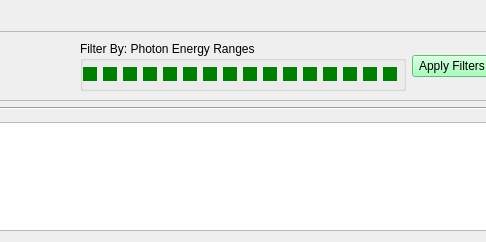
This is preemptive_requests.ui in pcdshub/pmps-ui as Qt 5 draws it before an edit; both pictures show x 392 to 878 and y 0 to 242 of the 1013 by 242 pixel window. The edited form follows.
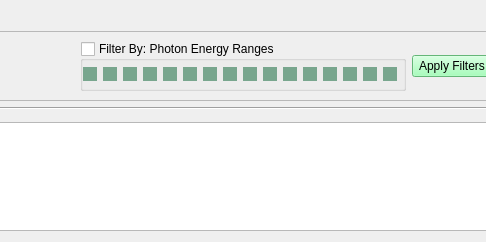
This is the edited form. Custom widgets are drawn as their Qt base class.

Commit message: MNT: check option for filter by range

```diff
--- a/preemptive_requests.ui
+++ b/preemptive_requests.ui
@@ -206,7 +206,7 @@
          <string>Filter By: Photon Energy Ranges</string>
         </property>
         <property name="checkable">
-         <bool>false</bool>
+         <bool>true</bool>
         </property>
         <property name="checked">
          <bool>false</bool>
@@ -230,12 +230,16 @@
          <item>
           <widget class="QCheckBox" name="filter_cb_bit15">
            <property name="enabled">
-            <bool>true</bool>
+            <bool>false</bool>
            </property>
            <property name="styleSheet">
             <string notr="true">QCheckBox::indicator:unchecked {background-color: rgb(180, 180, 180); }
 
-QCheckBox::indicator::checked {background-color: green;}</string>
+QCheckBox::indicator:checked {background-color: green;}
+
+QCheckBox::indicator:checked:disabled {background-color: rgb(120, 166, 142);}
+
+QCheckBox::indicator:unchecked:disabled {background-color: rgb(224, 224, 224);}</string>
            </property>
            <property name="text">
             <string/>
@@ -254,12 +258,16 @@
          <item>
           <widget class="QCheckBox" name="filter_cb_bit14">
            <property name="enabled">
-            <bool>true</bool>
+            <bool>false</bool>
            </property>
            <property name="styleSheet">
             <string notr="true">QCheckBox::indicator:unchecked {background-color: rgb(180, 180, 180); }
 
-QCheckBox::indicator::checked {background-color: green;}</string>
+QCheckBox::indicator::checked {background-color: green;}
+
+QCheckBox::indicator:checked:disabled {background-color: rgb(120, 166, 142);}
+
+QCheckBox::indicator:unchecked:disabled {background-color: rgb(224, 224, 224);}</string>
            </property>
            <property name="text">
             <string/>
@@ -278,12 +286,16 @@
          <item>
           <widget class="QCheckBox" name="filter_cb_bit13">
            <property name="enabled">
-            <bool>true</bool>
+            <bool>false</bool>
            </property>
            <property name="styleSheet">
             <string notr="true">QCheckBox::indicator:unchecked {background-color: rgb(180, 180, 180); }
 
-QCheckBox::indicator::checked {background-color: green;}</string>
+QCheckBox::indicator::checked {background-color: green;}
+
+QCheckBox::indicator:checked:disabled {background-color: rgb(120, 166, 142);}
+
+QCheckBox::indicator:unchecked:disabled {background-color: rgb(224, 224, 224);}</string>
            </property>
            <property name="text">
             <string/>
@@ -302,12 +314,16 @@
          <item>
           <widget class="QCheckBox" name="filter_cb_bit12">
            <property name="enabled">
-            <bool>true</bool>
+            <bool>false</bool>
            </property>
            <property name="styleSheet">
             <string notr="true">QCheckBox::indicator:unchecked {background-color: rgb(180, 180, 180); }
 
-QCheckBox::indicator::checked {background-color: green;}</string>
+QCheckBox::indicator::checked {background-color: green;}
+
+QCheckBox::indicator:checked:disabled {background-color: rgb(120, 166, 142);}
+
+QCheckBox::indicator:unchecked:disabled {background-color: rgb(224, 224, 224);}</string>
            </property>
            <property name="text">
             <string/>
@@ -326,12 +342,16 @@
          <item>
           <widget class="QCheckBox" name="filter_cb_bit11">
            <property name="enabled">
-            <bool>true</bool>
+            <bool>false</bool>
            </property>
            <property name="styleSheet">
             <string notr="true">QCheckBox::indicator:unchecked {background-color: rgb(180, 180, 180); }
 
-QCheckBox::indicator::checked {background-color: green;}</string>
+QCheckBox::indicator::checked {background-color: green;}
+
+QCheckBox::indicator:checked:disabled {background-color: rgb(120, 166, 142);}
+
+QCheckBox::indicator:unchecked:disabled {background-color: rgb(224, 224, 224);}</string>
            </property>
            <property name="text">
             <string/>
@@ -350,12 +370,16 @@
          <item>
           <widget class="QCheckBox" name="filter_cb_bit10">
            <property name="enabled">
-            <bool>true</bool>
+            <bool>false</bool>
            </property>
            <property name="styleSheet">
             <string notr="true">QCheckBox::indicator:unchecked {background-color: rgb(180, 180, 180); }
 
-QCheckBox::indicator::checked {background-color: green;}</string>
+QCheckBox::indicator::checked {background-color: green;}
+
+QCheckBox::indicator:checked:disabled {background-color: rgb(120, 166, 142);}
+
+QCheckBox::indicator:unchecked:disabled {background-color: rgb(224, 224, 224);}</string>
            </property>
            <property name="text">
             <string/>
@@ -374,12 +398,16 @@
          <item>
           <widget class="QCheckBox" name="filter_cb_bit9">
            <property name="enabled">
-            <bool>true</bool>
+            <bool>false</bool>
            </property>
            <property name="styleSheet">
             <string notr="true">QCheckBox::indicator:unchecked {background-color: rgb(180, 180, 180); }
 
-QCheckBox::indicator::checked {background-color: green;}</string>
+QCheckBox::indicator::checked {background-color: green;}
+
+QCheckBox::indicator:checked:disabled {background-color: rgb(120, 166, 142);}
+
+QCheckBox::indicator:unchecked:disabled {background-color: rgb(224, 224, 224);}</string>
            </property>
            <property name="text">
             <string/>
@@ -398,12 +426,16 @@
          <item>
           <widget class="QCheckBox" name="filter_cb_bit8">
            <property name="enabled">
-            <bool>true</bool>
+            <bool>false</bool>
            </property>
            <property name="styleSheet">
             <string notr="true">QCheckBox::indicator:unchecked {background-color: rgb(180, 180, 180); }
 
-QCheckBox::indicator::checked {background-color: green;}</string>
+QCheckBox::indicator::checked {background-color: green;}
+
+QCheckBox::indicator:checked:disabled {background-color: rgb(120, 166, 142);}
+
+QCheckBox::indicator:unchecked:disabled {background-color: rgb(224, 224, 224);}</string>
            </property>
            <property name="text">
             <string/>
@@ -422,12 +454,16 @@
          <item>
           <widget class="QCheckBox" name="filter_cb_bit7">
            <property name="enabled">
-            <bool>true</bool>
+            <bool>false</bool>
            </property>
            <property name="styleSheet">
             <string notr="true">QCheckBox::indicator:unchecked {background-color: rgb(180, 180, 180); }
 
-QCheckBox::indicator::checked {background-color: green;}</string>
+QCheckBox::indicator::checked {background-color: green;}
+
+QCheckBox::indicator:checked:disabled {background-color: rgb(120, 166, 142);}
+
+QCheckBox::indicator:unchecked:disabled {background-color: rgb(224, 224, 224);}</string>
            </property>
            <property name="text">
             <string/>
@@ -446,12 +482,16 @@
          <item>
           <widget class="QCheckBox" name="filter_cb_bit6">
            <property name="enabled">
-            <bool>true</bool>
+            <bool>false</bool>
            </property>
            <property name="styleSheet">
             <string notr="true">QCheckBox::indicator:unchecked {background-color: rgb(180, 180, 180); }
 
-QCheckBox::indicator::checked {background-color: green;}</string>
+QCheckBox::indicator::checked {background-color: green;}
+
+QCheckBox::indicator:checked:disabled {background-color: rgb(120, 166, 142);}
+
+QCheckBox::indicator:unchecked:disabled {background-color: rgb(224, 224, 224);}</string>
            </property>
            <property name="text">
             <string/>
@@ -470,12 +510,16 @@
          <item>
           <widget class="QCheckBox" name="filter_cb_bit5">
            <property name="enabled">
-            <bool>true</bool>
+            <bool>false</bool>
            </property>
            <property name="styleSheet">
             <string notr="true">QCheckBox::indicator:unchecked {background-color: rgb(180, 180, 180); }
 
-QCheckBox::indicator::checked {background-color: green;}</string>
+QCheckBox::indicator::checked {background-color: green;}
+
+QCheckBox::indicator:checked:disabled {background-color: rgb(120, 166, 142);}
+
+QCheckBox::indicator:unchecked:disabled {background-color: rgb(224, 224, 224);}</string>
            </property>
            <property name="text">
             <string/>
@@ -494,12 +538,16 @@
          <item>
           <widget class="QCheckBox" name="filter_cb_bit4">
            <property name="enabled">
-            <bool>true</bool>
+            <bool>false</bool>
            </property>
            <property name="styleSheet">
             <string notr="true">QCheckBox::indicator:unchecked {background-color: rgb(180, 180, 180); }
 
-QCheckBox::indicator::checked {background-color: green;}</string>
+QCheckBox::indicator::checked {background-color: green;}
+
+QCheckBox::indicator:checked:disabled {background-color: rgb(120, 166, 142);}
+
+QCheckBox::indicator:unchecked:disabled {background-color: rgb(224, 224, 224);}</string>
            </property>
            <property name="text">
             <string/>
@@ -518,12 +566,16 @@
          <item>
           <widget class="QCheckBox" name="filter_cb_bit3">
            <property name="enabled">
-            <bool>true</bool>
+            <bool>false</bool>
            </property>
            <property name="styleSheet">
             <string notr="true">QCheckBox::indicator:unchecked {background-color: rgb(180, 180, 180); }
 
-QCheckBox::indicator::checked {background-color: green;}</string>
+QCheckBox::indicator::checked {background-color: green;}
+
+QCheckBox::indicator:checked:disabled {background-color: rgb(120, 166, 142);}
+
+QCheckBox::indicator:unchecked:disabled {background-color: rgb(224, 224, 224);}</string>
            </property>
            <property name="text">
             <string/>
@@ -542,12 +594,16 @@
          <item>
           <widget class="QCheckBox" name="filter_cb_bit2">
            <property name="enabled">
-            <bool>true</bool>
+            <bool>false</bool>
            </property>
            <property name="styleSheet">
             <string notr="true">QCheckBox::indicator:unchecked {background-color: rgb(180, 180, 180); }
 
-QCheckBox::indicator::checked {background-color: green;}</string>
+QCheckBox::indicator::checked {background-color: green;}
+
+QCheckBox::indicator:checked:disabled {background-color: rgb(120, 166, 142);}
+
+QCheckBox::indicator:unchecked:disabled {background-color: rgb(224, 224, 224);}</string>
            </property>
            <property name="text">
             <string/>
@@ -566,12 +622,16 @@
          <item>
           <widget class="QCheckBox" name="filter_cb_bit1">
            <property name="enabled">
-            <bool>true</bool>
+            <bool>false</bool>
            </property>
            <property name="styleSheet">
             <string notr="true">QCheckBox::indicator:unchecked {background-color: rgb(180, 180, 180); }
 
-QCheckBox::indicator::checked {background-color: green;}</string>
+QCheckBox::indicator::checked {background-color: green;}
+
+QCheckBox::indicator:checked:disabled {background-color: rgb(120, 166, 142);}
+
+QCheckBox::indicator:unchecked:disabled {background-color: rgb(224, 224, 224);}</string>
            </property>
            <property name="text">
             <string/>
@@ -590,12 +650,16 @@
          <item>
           <widget class="QCheckBox" name="filter_cb_bit0">
            <property name="enabled">
-            <bool>true</bool>
+            <bool>false</bool>
            </property>
            <property name="styleSheet">
             <string notr="true">QCheckBox::indicator:unchecked {background-color: rgb(180, 180, 180); }
 
-QCheckBox::indicator::checked {background-color: green;}</string>
+QCheckBox::indicator::checked {background-color: green;}
+
+QCheckBox::indicator:checked:disabled {background-color: rgb(120, 166, 142);}
+
+QCheckBox::indicator:unchecked:disabled {background-color: rgb(224, 224, 224);}</string>
            </property>
            <property name="text">
             <string/>
```
The commit also changes 1 other file.
